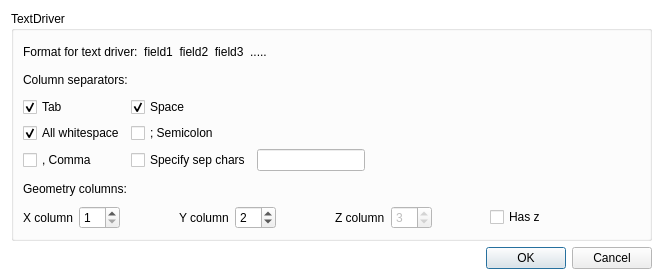
The window that UI/Dialog_settings_f2f.ui (MartinHvidberg/kmstrans_fra_SDFE_SEQ200131) describes before a commit, drawn with Qt 5.
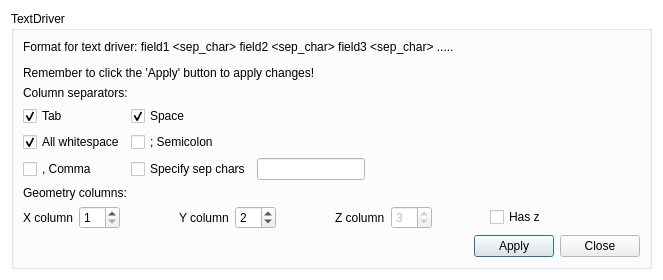
The same window after the commit.

The edit to the form file:
```diff
--- a/UI/Dialog_settings_f2f.ui
+++ b/UI/Dialog_settings_f2f.ui
@@ -87,10 +87,23 @@
       <item>
        <widget class="QLabel" name="label">
         <property name="text">
-         <string>Format for text driver:  field1 &lt;sep_char&gt; field2 &lt;sep_char&gt; field3 &lt;sep_char&gt; .....</string>
+         <string>&lt;html&gt;&lt;head/&gt;&lt;body&gt;&lt;p&gt;Format for text driver:  field1 &amp;lt;sep_char&amp;gt; field2 &amp;lt;sep_char&amp;gt; field3 &amp;lt;sep_char&amp;gt; .....&lt;/p&gt;&lt;p&gt;Remember to click the 'Apply' button to apply changes!&lt;/p&gt;&lt;/body&gt;&lt;/html&gt;</string>
         </property>
        </widget>
       </item>
+      <item>
+       <spacer name="verticalSpacer_3">
+        <property name="orientation">
+         <enum>Qt::Vertical</enum>
+        </property>
+        <property name="sizeHint" stdset="0">
+         <size>
+          <width>20</width>
+          <height>40</height>
+         </size>
+        </property>
+       </spacer>
+      </item>
       <item>
        <widget class="QLabel" name="label_2">
         <property name="text">
@@ -183,6 +196,19 @@
         </item>
        </layout>
       </item>
+      <item>
+       <spacer name="verticalSpacer_2">
+        <property name="orientation">
+         <enum>Qt::Vertical</enum>
+        </property>
+        <property name="sizeHint" stdset="0">
+         <size>
+          <width>20</width>
+          <height>40</height>
+         </size>
+        </property>
+       </spacer>
+      </item>
       <item>
        <widget class="QLabel" name="label_6">
         <property name="text">
@@ -288,19 +314,71 @@
         </item>
        </layout>
       </item>
+      <item>
+       <spacer name="verticalSpacer">
+        <property name="orientation">
+         <enum>Qt::Vertical</enum>
+        </property>
+        <property name="sizeHint" stdset="0">
+         <size>
+          <width>20</width>
+          <height>40</height>
+         </size>
+        </property>
+       </spacer>
+      </item>
+      <item>
+       <layout class="QHBoxLayout" name="horizontalLayout">
+        <item>
+         <spacer name="horizontalSpacer_2">
+          <property name="orientation">
+           <enum>Qt::Horizontal</enum>
+          </property>
+          <property name="sizeHint" stdset="0">
+           <size>
+            <width>40</width>
+            <height>20</height>
+           </size>
+          </property>
+         </spacer>
+        </item>
+        <item>
+         <widget class="QPushButton" name="bt_apply">
+          <property name="sizePolicy">
+           <sizepolicy hsizetype="Fixed" vsizetype="Fixed">
+            <horstretch>0</horstretch>
+            <verstretch>0</verstretch>
+           </sizepolicy>
+          </property>
+          <property name="toolTip">
+           <string>Click to apply changes</string>
+          </property>
+          <property name="text">
+           <string>Apply</string>
+          </property>
+         </widget>
+        </item>
+        <item>
+         <widget class="QPushButton" name="bt_close">
+          <property name="sizePolicy">
+           <sizepolicy hsizetype="Fixed" vsizetype="Fixed">
+            <horstretch>0</horstretch>
+            <verstretch>0</verstretch>
+           </sizepolicy>
+          </property>
+          <property name="toolTip">
+           <string>Press to apply changes and close</string>
+          </property>
+          <property name="text">
+           <string>Close</string>
+          </property>
+         </widget>
+        </item>
+       </layout>
+      </item>
      </layout>
     </widget>
    </item>
-   <item>
-    <widget class="QDialogButtonBox" name="buttonBox">
-     <property name="orientation">
-      <enum>Qt::Horizontal</enum>
-     </property>
-     <property name="standardButtons">
-      <set>QDialogButtonBox::Cancel|QDialogButtonBox::Ok</set>
-     </property>
-    </widget>
-   </item>
   </layout>
  </widget>
  <resources/>
```
Left out of the diff: 32 changed lines with no effect on the pictures.
